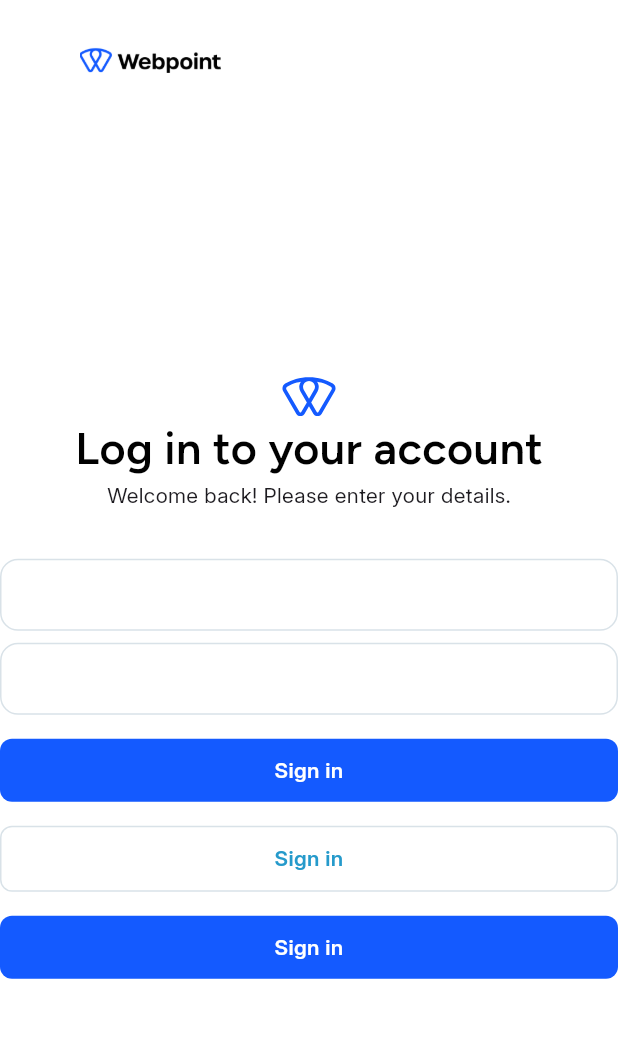
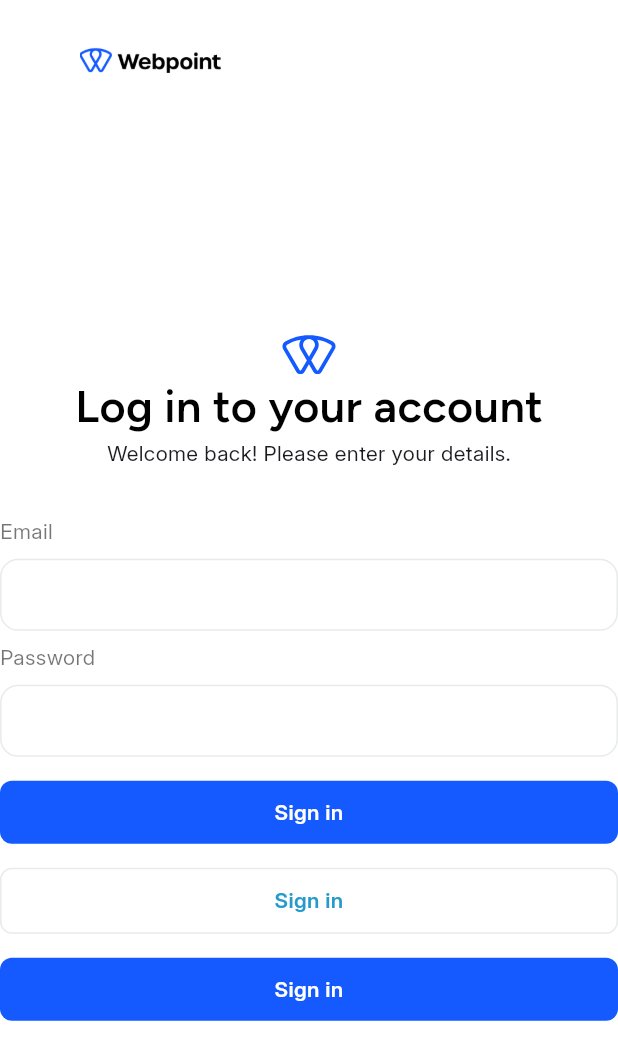
Before and after one commit to manandharsudhir/gitpulse, a Flutter app: the screen it shows after launch, on a phone screen of 412 x 824 dp. Shown: the top 1060 px of the screen. Run offline on Flutter 3.47's test engine with Material 3 defaults, Android fonts, the phone set to English and light mode, and no system bars; drawn by our look-alikes of toastification; our stand-ins replace auto_route, cached_network_image, dio, flutter_form_builder, flutter_hooks, flutter_svg and 13 more; missing offline and left inert: easy_image_viewer; project files that could hold a hidden picture were left out.

Commit message:
table widget

```diff
--- a/flutter-app/gitpulse/lib/core/configs/style/colors.dart
+++ b/flutter-app/gitpulse/lib/core/configs/style/colors.dart
@@ -42,7 +42,7 @@ class Palette {
   static const Color lineLight = Color(0xffD3D7D9);
   static const Color lineBase = Color(0xff272727);
   static const Color lineDark = Color(0xffDFE3E5);
-  static const Color defaultStroke = Color(0xffD9E2E8);
+  static const Color defaultStroke = Color(0xffE9EAEB);
   static const Color lineStrokeFocus = Color(0xff272727);
 
   static const Color iconDefault = Color(0xff3E3D4B);
@@ -70,12 +70,4 @@ class Palette {
   static const Color bgLightGrey = Color(0xffF7F8FA);
 
   static const Color greenishBlue = Color(0xff22B573);
-
-  static const Color friendshipAccent = Color(0xff6A7DAC);
-  static const Color spiritualAccent = Color(0xffA3795A);
-  static const Color studyAccent = Color(0xff4E986C);
-  static const Color baptismalAccent = Color(0xffFDCE76);
-  static const Color mentorInTrainingAccent = Color(0xffE17984);
-
-  static Color shadowColor = Colors.black.withOpacity(0.08);
 }
--- a/flutter-app/gitpulse/lib/core/widgets/form_widget/form_field_widget.dart
+++ b/flutter-app/gitpulse/lib/core/widgets/form_widget/form_field_widget.dart
@@ -2,6 +2,7 @@ import 'package:flutter/material.dart';
 import 'package:flutter/services.dart';
 import 'package:flutter_form_builder/flutter_form_builder.dart';
 import 'package:form_builder_validators/form_builder_validators.dart';
+import 'package:gitpulse/core/configs/spacing_size.dart';
 import 'package:gitpulse/core/configs/style/colors.dart';
 import 'package:gitpulse/core/configs/style/text_styles.dart';
 import 'package:gitpulse/core/widgets/form_widget/custom_outline_border.dart';
@@ -113,7 +114,18 @@ class _FormFieldWidgetState extends State<FormFieldWidget> {
 
   @override
   Widget build(BuildContext context) {
-    return FormBuilderTextField(
+    return Column(
+      crossAxisAlignment: CrossAxisAlignment.start,
+      children: [
+        Text(
+          widget.labelText ?? "",
+          style: widget.labelStyle ??
+              AppTextStyle.bodyb1.copyWith(
+                color: Palette.textPlaceholder,
+              ),
+        ),
+        Spacing.sizedBoxH_08(),
+        FormBuilderTextField(
           name: widget.name,
           autofocus: widget.autofocus,
           enabled: widget.enable,
@@ -125,7 +137,8 @@ class _FormFieldWidgetState extends State<FormFieldWidget> {
           inputFormatters: widget.inputFormatters,
           keyboardType: widget.keyboardType,
           maxLength: widget.maxLength,
-      maxLengthEnforcement: MaxLengthEnforcement.truncateAfterCompositionEnds,
+          maxLengthEnforcement:
+              MaxLengthEnforcement.truncateAfterCompositionEnds,
           maxLines: widget.maxLines,
           obscureText: _obsecureText,
           onSubmitted: widget.onSubmitted,
@@ -161,14 +174,10 @@ class _FormFieldWidgetState extends State<FormFieldWidget> {
                 contentPadding: widget.contentPadding,
                 hintText: widget.hintText,
                 hintStyle: widget.hintStyle ??
-                AppTextStyle.bodyb1.copyWith(color: Palette.textPlaceholder),
-            floatingLabelStyle:
-                AppTextStyle.bodyb1.copyWith(color: Palette.textPlaceholder),
-            labelText: widget.labelText,
-            labelStyle: widget.labelStyle ??
-                AppTextStyle.bodyb1.copyWith(
-                  color: Palette.textPlaceholder,
-                ),
+                    AppTextStyle.bodyb1
+                        .copyWith(color: Palette.textPlaceholder),
+                floatingLabelStyle: AppTextStyle.bodyb1
+                    .copyWith(color: Palette.textPlaceholder),
                 alignLabelWithHint: widget.alignWithHint,
                 prefix: widget.prefix,
                 filled: widget.isFilled,
@@ -239,6 +248,8 @@ class _FormFieldWidgetState extends State<FormFieldWidget> {
                           size: 18,
                         )),
               ),
+        ),
+      ],
     );
   }
 }
--- a/flutter-app/gitpulse/lib/core/widgets/image_builder/image_builder.dart
+++ b/flutter-app/gitpulse/lib/core/widgets/image_builder/image_builder.dart
@@ -43,7 +43,9 @@ class ImageBuilder extends StatelessWidget {
     return Container(
         clipBehavior: Clip.hardEdge,
         decoration: BoxDecoration(
-            shape: shape, borderRadius: borderRadius, color: Colors.black12),
+          shape: shape,
+          borderRadius: borderRadius,
+        ),
         height: height,
         width: width,
         child:
--- a/flutter-app/gitpulse/lib/features/auth/view/login_screen.dart
+++ b/flutter-app/gitpulse/lib/features/auth/view/login_screen.dart
@@ -47,9 +47,15 @@ class LoginScreen extends StatelessWidget {
                 style: AppTextStyle.bodyb1,
               ),
               Spacing.sizedBoxH_32(),
-              FormFieldWidget(name: "email"),
+              FormFieldWidget(
+                name: "email",
+                labelText: "Email",
+              ),
               Spacing.sizedBoxH_08(),
-              FormFieldWidget(name: "password"),
+              FormFieldWidget(
+                name: "password",
+                labelText: "Password",
+              ),
               Spacing.sizedBoxH_16(),
               CustomButton(
                 text: "Sign in",
--- a/flutter-app/gitpulse/pubspec.yaml
+++ b/flutter-app/gitpulse/pubspec.yaml
@@ -59,6 +59,7 @@ dependencies:
   easy_image_viewer: ^1.4.0
   image_picker: ^1.0.7
   package_info_plus: ^8.0.0
+  syncfusion_flutter_datagrid:
 
 
 
```
Also changed, not shown: flutter-app/gitpulse/lib/core/constants/assets.gen.dart (+10 -5 lines), flutter-app/gitpulse/lib/core/widgets/tap_to_select_container_widget.dart (deleted, +0 -75 lines), flutter-app/gitpulse/lib/core/widgets/tree_line_painter.dart (deleted, +0 -32 lines), flutter-app/gitpulse/lib/features/dashboard/view/dashboard_main_view.dart (added, +23 -0 lines), flutter-app/gitpulse/lib/features/dashboard/view/dashboard_screen.dart (+6 -2 lines), flutter-app/gitpulse/lib/features/dashboard/view/widget/dashboard_sidebar_widget.dart (+53 -1 lines), flutter-app/gitpulse/lib/features/dashboard/view/widget/dashboard_table_widget.dart (added, +239 -0 lines), flutter-app/gitpulse/assets/icons/dashboard.svg (deleted), flutter-app/gitpulse/assets/icons/layout-dashboard.png (added), flutter-app/gitpulse/assets/icons/logs.png (added), flutter-app/gitpulse/pubspec.lock, 2 other files. Lines whose indentation alone changed are shown as unchanged.
